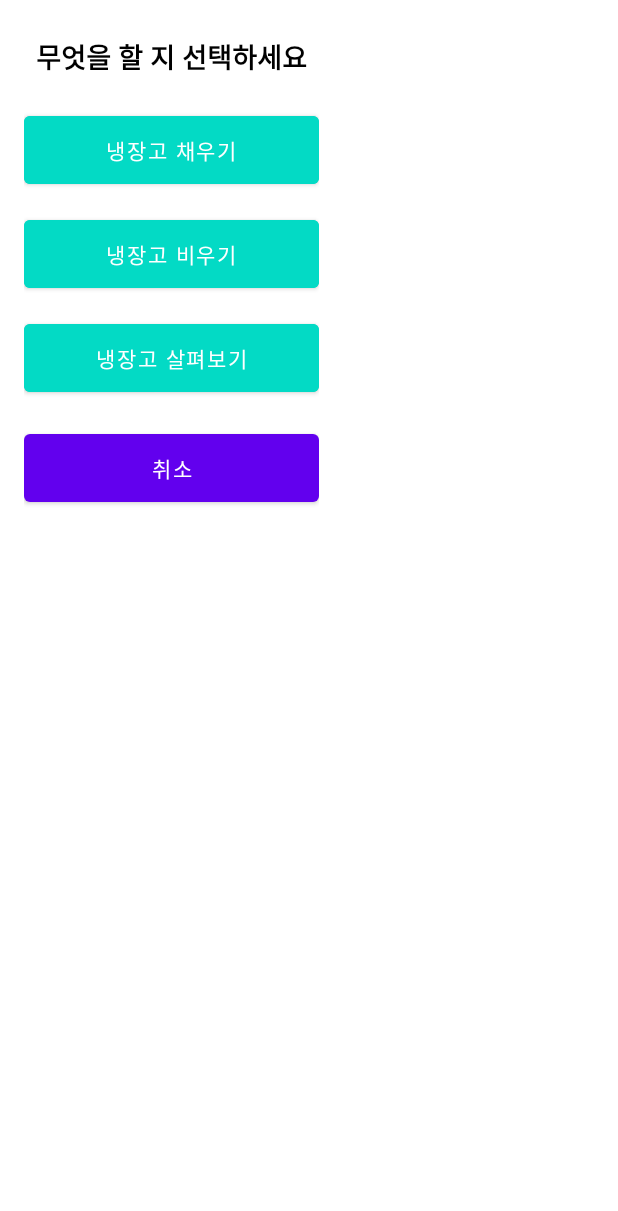
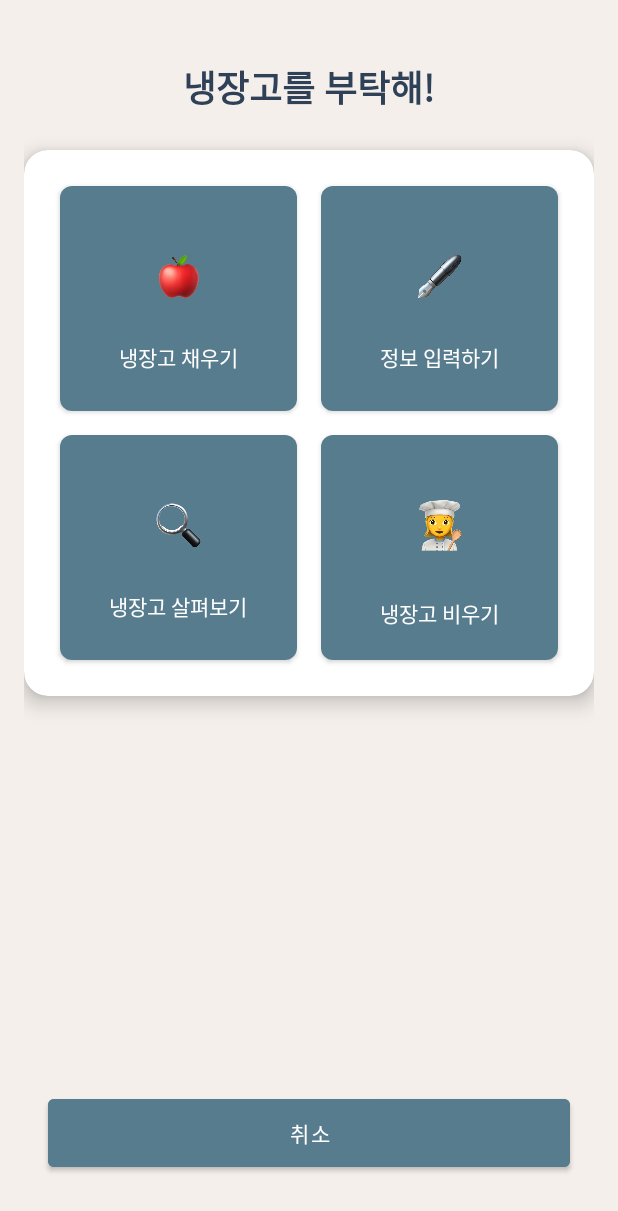
Before and after one commit to younjihoon/madcamp3, an Android app: the layout dialog_fridge_select.xml on its own in the app's theme, with its tools: preview values and no code run, on a phone screen of 412 x 824 dp. Shown: the top 1211 px of the screen. Run offline under Robolectric (Android 15) with nearby library versions, the phone set to English and light mode, and no system bars.

Commit message:
feat : 처음 팝업

```diff
--- a/app/src/main/res/layout/activity_fridge.xml
+++ b/app/src/main/res/layout/activity_fridge.xml
@@ -15,15 +15,17 @@
         app:layout_constraintTop_toTopOf="parent"
         app:layout_constraintRight_toRightOf="parent"
         app:layout_constraintLeft_toLeftOf="parent"/>
+
     <com.airbnb.lottie.LottieAnimationView
         android:id="@+id/lottieAnimationView"
         android:layout_width="match_parent"
         android:layout_height="match_parent"
-        app:lottie_rawRes="@raw/untitled"
+        app:layout_constraintHorizontal_bias="0.0"
+        app:layout_constraintLeft_toLeftOf="parent"
+        app:layout_constraintRight_toRightOf="parent"
+        app:layout_constraintTop_toBottomOf="@id/lottieAnimationLogoView"
         app:lottie_autoPlay="false"
         app:lottie_loop="false"
-        app:layout_constraintTop_toBottomOf="@id/lottieAnimationLogoView"
-        app:layout_constraintRight_toRightOf="parent"
-        app:layout_constraintLeft_toLeftOf="parent"/>
+        app:lottie_rawRes="@raw/untitled" />
 
 </androidx.constraintlayout.widget.ConstraintLayout>
--- a/app/src/main/res/layout/dialog_fridge_select.xml
+++ b/app/src/main/res/layout/dialog_fridge_select.xml
@@ -1,63 +1,176 @@
 <?xml version="1.0" encoding="utf-8"?>
-<LinearLayout xmlns:android="http://schemas.android.com/apk/res/android"
-    android:layout_width="wrap_content"
-    android:layout_height="wrap_content"
-    android:orientation="vertical"
-    android:padding="16dp"
-    android:elevation="8dp">
+<androidx.constraintlayout.widget.ConstraintLayout xmlns:android="http://schemas.android.com/apk/res/android"
+    xmlns:app="http://schemas.android.com/apk/res-auto"
+    android:layout_width="match_parent"
+    android:layout_height="match_parent"
+    android:background="#F4EFEB"
+    android:padding="16dp">
 
     <!-- 제목 -->
     <TextView
-        android:id="@+id/dialogTitle"
-        android:layout_width="match_parent"
+        android:id="@+id/titleText"
+        android:layout_width="wrap_content"
         android:layout_height="wrap_content"
-        android:text="무엇을 할 지 선택하세요"
-        android:textSize="18sp"
+        android:text="냉장고를 부탁해!"
+        android:textSize="24sp"
         android:textStyle="bold"
-        android:gravity="center"
-        android:padding="8dp"
-        android:textColor="@color/black" />
+        android:textColor="#2F4157"
+        android:layout_marginTop="24dp"
+        app:layout_constraintTop_toTopOf="parent"
+        app:layout_constraintStart_toStartOf="parent"
+        app:layout_constraintEnd_toEndOf="parent" />
 
-    <!-- 버튼 1 -->
-    <Button
-        android:id="@+id/fridge1Button"
-        android:layout_width="match_parent"
+    <!-- 냉장고 레이아웃 -->
+    <androidx.cardview.widget.CardView
+        android:layout_width="0dp"
         android:layout_height="wrap_content"
-        android:layout_marginTop="12dp"
-        android:text="냉장고 채우기"
-        android:backgroundTint="@color/teal_200"
-        android:textColor="@color/white"
-        android:padding="12dp" />
+        android:layout_marginTop="24dp"
+        app:cardCornerRadius="16dp"
+        app:cardElevation="8dp"
+        app:layout_constraintTop_toBottomOf="@id/titleText"
+        app:layout_constraintStart_toStartOf="parent"
+        app:layout_constraintEnd_toEndOf="parent">
 
-    <!-- 버튼 2 -->
-    <Button
-        android:id="@+id/fridge2Button"
-        android:layout_width="match_parent"
-        android:layout_height="wrap_content"
-        android:layout_marginTop="12dp"
-        android:text="냉장고 비우기"
-        android:backgroundTint="@color/teal_200"
-        android:textColor="@color/white"
-        android:padding="12dp" />
+        <GridLayout
+            android:layout_width="match_parent"
+            android:layout_height="wrap_content"
+            android:columnCount="2"
+            android:rowCount="3"
+            android:padding="16dp">
 
-    <!-- 버튼 3 -->
-    <Button
-        android:id="@+id/fridge3Button"
-        android:layout_width="match_parent"
-        android:layout_height="wrap_content"
-        android:layout_marginTop="12dp"
-        android:text="냉장고 살펴보기"
-        android:backgroundTint="@color/teal_200"
-        android:textColor="@color/white"
-        android:padding="12dp" />
+            <!-- 냉장고 채우기 -->
+            <androidx.cardview.widget.CardView
+                android:layout_width="0dp"
+                android:layout_height="150dp"
+                android:layout_columnWeight="1"
+                android:layout_margin="8dp"
+                app:cardCornerRadius="8dp">
+
+                <LinearLayout
+                    android:layout_width="match_parent"
+                    android:layout_height="match_parent"
+                    android:background="#577C8E"
+                    android:gravity="center"
+                    android:orientation="vertical">
+
+                    <ImageView
+                        android:layout_width="70dp"
+                        android:layout_height="70dp"
+                        android:src="@drawable/ic_apple"
+                        />
+
+                    <TextView
+                        android:layout_width="wrap_content"
+                        android:layout_height="wrap_content"
+                        android:layout_marginTop="8dp"
+                        android:text="냉장고 채우기"
+                        android:textColor="#FFFFFF" />
+                </LinearLayout>
+            </androidx.cardview.widget.CardView>
+
+            <!-- 정보 입력하기 -->
+            <androidx.cardview.widget.CardView
+                android:layout_width="0dp"
+                android:layout_height="150dp"
+                android:layout_columnWeight="1"
+                android:layout_margin="8dp"
+                app:cardCornerRadius="8dp">
+
+                <LinearLayout
+                    android:layout_width="match_parent"
+                    android:layout_height="match_parent"
+                    android:background="#577C8E"
+                    android:gravity="center"
+                    android:orientation="vertical">
+
+                    <ImageView
+                        android:layout_width="70dp"
+                        android:layout_height="70dp"
+                        android:src="@drawable/ic_edit"
+                        />
+
+                    <TextView
+                        android:layout_width="wrap_content"
+                        android:layout_height="wrap_content"
+                        android:layout_marginTop="8dp"
+                        android:text="정보 입력하기"
+                        android:textColor="#FFFFFF" />
+                </LinearLayout>
+            </androidx.cardview.widget.CardView>
+
+            <!-- 냉장고 살펴보기 -->
+            <androidx.cardview.widget.CardView
+                android:layout_width="0dp"
+                android:layout_height="150dp"
+                android:layout_columnWeight="1"
+                android:layout_margin="8dp"
+                app:cardCornerRadius="8dp">
+
+                <LinearLayout
+                    android:layout_width="match_parent"
+                    android:layout_height="match_parent"
+                    android:background="#577C8E"
+                    android:gravity="center"
+                    android:orientation="vertical">
+
+                    <ImageView
+                        android:layout_width="70dp"
+                        android:layout_height="70dp"
+                        android:src="@drawable/ic_search"
+                         />
+
+                    <TextView
+                        android:layout_width="wrap_content"
+                        android:layout_height="wrap_content"
+                        android:layout_marginTop="8dp"
+                        android:text="냉장고 살펴보기"
+                        android:textColor="#FFFFFF" />
+                </LinearLayout>
+            </androidx.cardview.widget.CardView>
+
+            <!-- 요리하기 -->
+            <androidx.cardview.widget.CardView
+                android:layout_width="0dp"
+                android:layout_height="150dp"
+                android:layout_columnWeight="1"
+                android:layout_margin="8dp"
+                app:cardCornerRadius="8dp">
+
+                <LinearLayout
+                    android:layout_width="match_parent"
+                    android:layout_height="match_parent"
+                    android:background="#577C8E"
+                    android:gravity="center"
+                    android:orientation="vertical">
+
+                    <ImageView
+                        android:layout_width="80dp"
+                        android:layout_height="80dp"
+                        android:src="@drawable/ic_cook"
+                         />
+
+                    <TextView
+                        android:layout_width="wrap_content"
+                        android:layout_height="wrap_content"
+                        android:layout_marginTop="8dp"
+                        android:text="냉장고 비우기"
+                        android:textColor="#FFFFFF" />
+                </LinearLayout>
+            </androidx.cardview.widget.CardView>
+        </GridLayout>
+    </androidx.cardview.widget.CardView>
 
     <!-- 취소 버튼 -->
     <Button
         android:id="@+id/cancelButton"
         android:layout_width="match_parent"
         android:layout_height="wrap_content"
-        android:layout_marginTop="16dp"
+        android:layout_marginHorizontal="16dp"
+        android:layout_marginBottom="24dp"
         android:text="취소"
-        android:textColor="@color/white"
-        android:padding="12dp" />
-</LinearLayout>
+        android:textColor="#FFFFFF"
+        android:backgroundTint="#577C8E"
+        android:padding="12dp"
+        app:layout_constraintBottom_toBottomOf="parent" />
+
+</androidx.constraintlayout.widget.ConstraintLayout>
```
Also changed, not shown: app/src/main/res/drawable/ic_apple.png (added), app/src/main/res/drawable/ic_cook.png (added), app/src/main/res/drawable/ic_edit.png (added), app/src/main/res/drawable/ic_search.png (added).
